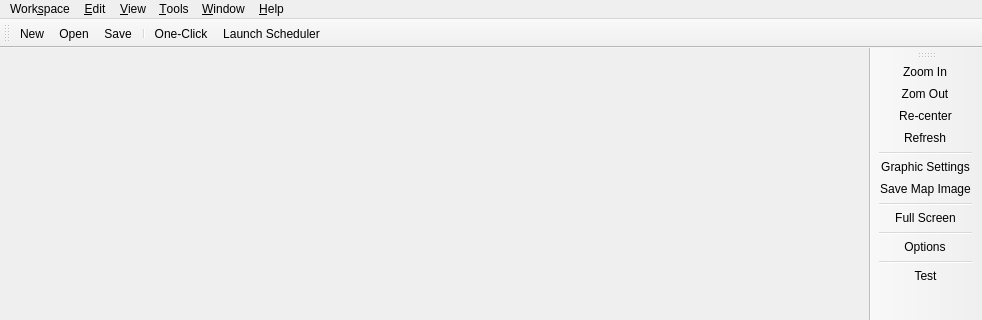
Qt form new-gui/brat/BratMainWindow.ui (altimetry/main) before a commit; both pictures show x 0 to 982 and y 0 to 320 of the 982 by 726 pixel window.
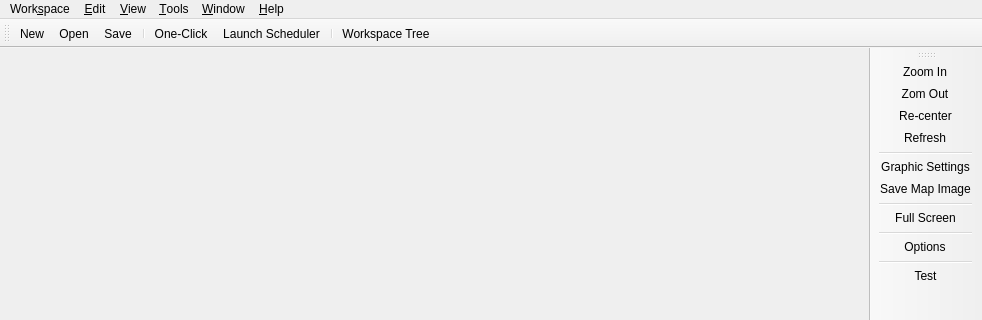
The same form after that commit. Icons and pictures are not drawn.

```diff
--- a/new-gui/brat/BratMainWindow.ui
+++ b/new-gui/brat/BratMainWindow.ui
@@ -131,6 +131,8 @@
    <addaction name="separator"/>
    <addaction name="action_One_Click"/>
    <addaction name="action_Launch_Scheduler"/>
+   <addaction name="separator"/>
+   <addaction name="action_Workspace_Tree"/>
   </widget>
   <widget class="QStatusBar" name="mMainStatusBar"/>
   <widget class="QToolBar" name="mMainToolsToolBar">
@@ -196,7 +198,7 @@
      <normaloff>:/images/alpha-numeric/2.png</normaloff>:/images/alpha-numeric/2.png</iconset>
    </property>
    <property name="text">
-    <string>&amp;New</string>
+    <string>&amp;New...</string>
    </property>
    <property name="toolTip">
     <string>Create a new workspace</string>
```
Left out of the diff: 35 changed lines with no effect on the pictures.
